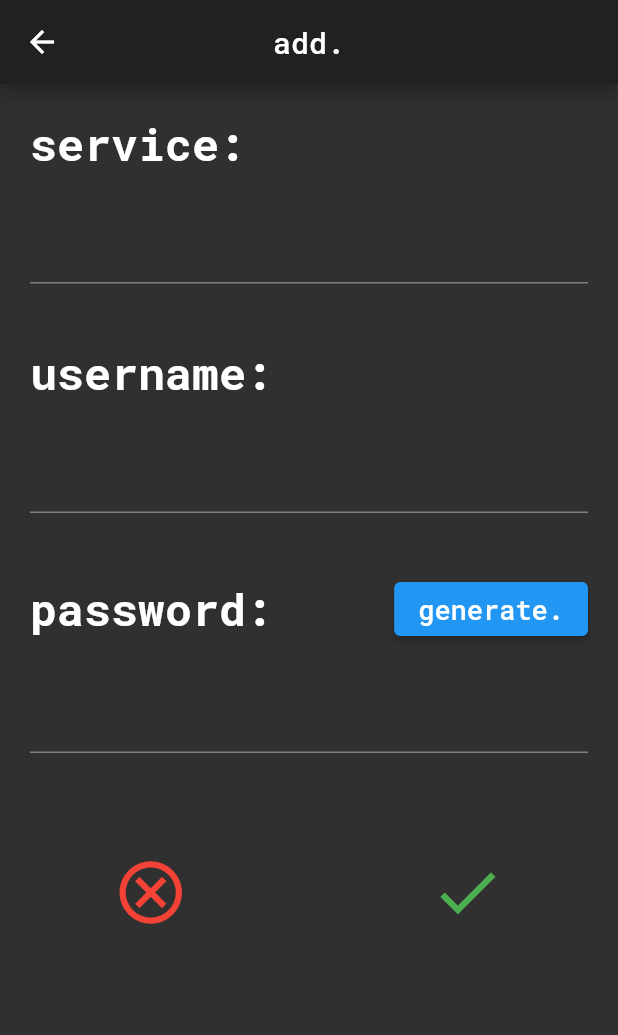
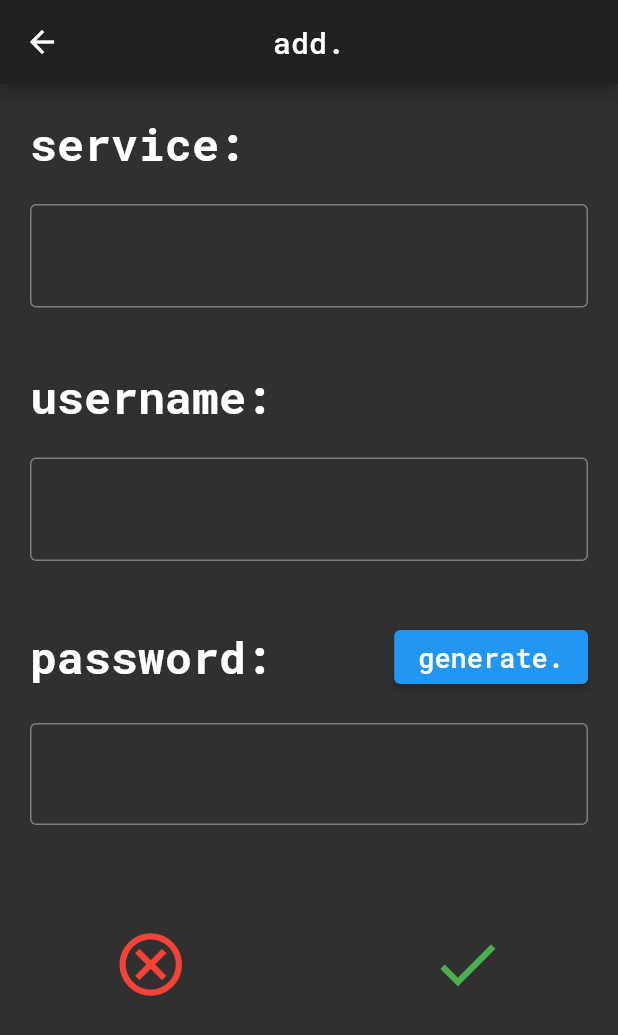
Before and after one commit to akashvshroff/Safe_Flutter_App, a Flutter app: the DetailEdit screen opened directly, on a phone screen of 412 x 824 dp. Shown: the top 1035 px of the screen. Run offline on Flutter 3.47's test engine with Material 2 defaults, Android fonts, the light colour scheme and no system bars; our stand-ins replace rxdart, sqflite; missing offline and left inert: encrypt; accounts and stored records are empty.

Commit message:
UI Styling

```diff
--- a/lib/src/screens/detail_edit.dart
+++ b/lib/src/screens/detail_edit.dart
@@ -42,6 +42,7 @@ class _DetailEditState extends State<DetailEdit> {
       margin: EdgeInsets.all(20.0),
       child: SingleChildScrollView(
         child: Column(
+          mainAxisSize: MainAxisSize.min,
           crossAxisAlignment: CrossAxisAlignment.stretch,
           children: getChildren(bloc),
         ),
@@ -141,11 +142,14 @@ class _DetailEditState extends State<DetailEdit> {
     passwordController.text = await bloc.fetchDecryptedPassword(detail);
   }
 
-  TextField getInputField(controller, double size) {
-    return TextField(
-      controller: controller,
-      style: TextStyle(fontSize: size),
-      maxLines: null,
+  Widget getInputField(controller, double size) {
+    return Flexible(
+      child: TextField(
+        decoration: InputDecoration(border: OutlineInputBorder()),
+        controller: controller,
+        style: TextStyle(fontSize: size),
+        maxLines: null,
+      ),
     );
   }
 
```
